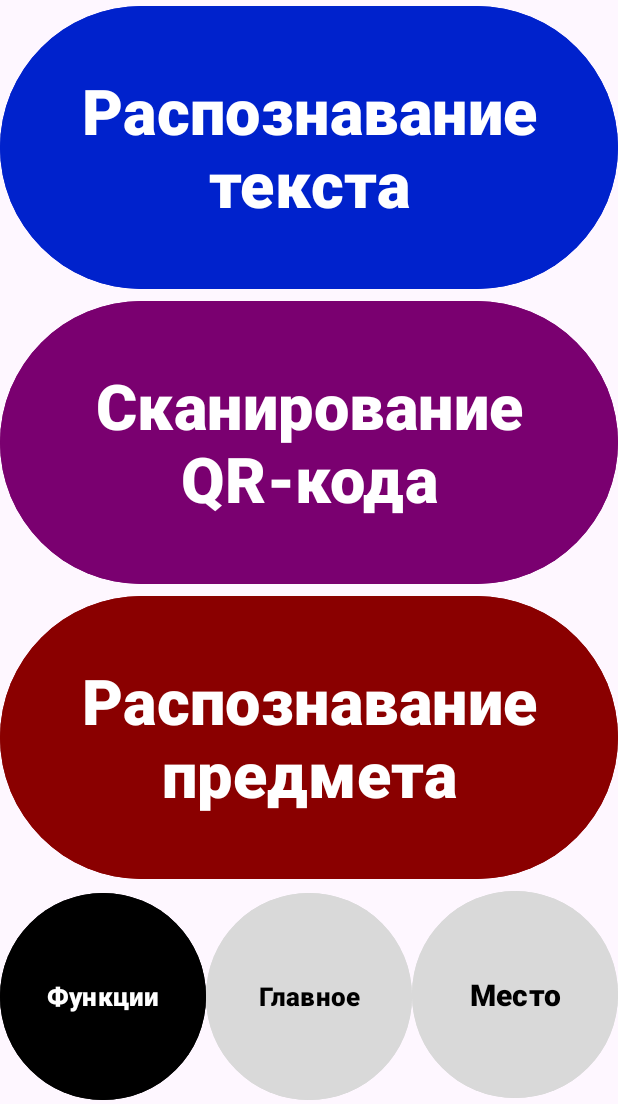
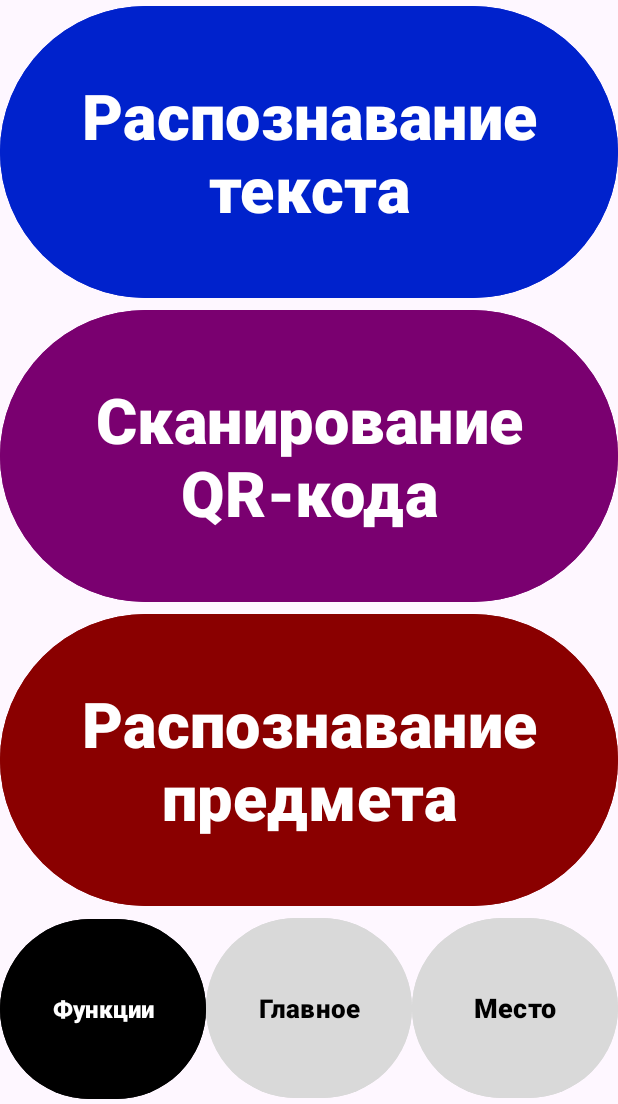
Before and after one commit to fghakadfg/tochka_opori, an Android app: the screen it shows after launch (FunctionActivity), after a tap on "Функции", on a phone screen of 412 x 824 dp, the part 132-1236 px from its top. Run offline under Robolectric (Android 15) with nearby library versions, the phone set to English and light mode, and no system bars; Roboto replaces fonts that are not available here; 2 statements that could not run were skipped.

Commit message:
заебок + 2 звука

```diff
--- a/app/src/main/java/com/example/tochka_test/MainActivity.kt
+++ b/app/src/main/java/com/example/tochka_test/MainActivity.kt
@@ -38,6 +38,12 @@ class MainActivity : AppCompatActivity(), GestureDetector.OnGestureListener {
     private lateinit var gestureDetector: GestureDetectorCompat
 
     private lateinit var audioManager: AudioManager
+
+    // Объявляем checkerFunc как статическую переменную в companion object
+    companion object {
+        var checkerFunc = true //для другого звук
+        var checkerPlace = true //для другого звук
+    }
 
     @SuppressLint("ClickableViewAccessibility", "SourceLockedOrientationActivity")
     override fun onCreate(savedInstanceState: Bundle?) {
@@ -158,7 +164,15 @@ class MainActivity : AppCompatActivity(), GestureDetector.OnGestureListener {
     private fun goFuncView() {
         mediaPlayer?.release()
         val intent = Intent(this@MainActivity, FunctionActivity::class.java)
-        intent.putExtra("soundResId", R.raw.go_function_raw)
+
+        // Проверяем значение checkerFunc
+        if (checkerFunc) {
+            intent.putExtra("soundResId", R.raw.go_function_raw)
+            checkerFunc = false // Меняем на false
+        } else {
+            intent.putExtra("soundResId", R.raw.go_function_raw_2)
+        }
+
         startActivity(intent)
         overridePendingTransition(R.anim.swipe_in_left, R.anim.swipe_out_right)
     }
@@ -166,7 +180,14 @@ class MainActivity : AppCompatActivity(), GestureDetector.OnGestureListener {
     private fun goPlaceView() {
         mediaPlayer?.release()
         val intent = Intent(this@MainActivity, PlaceActivity::class.java)
-        intent.putExtra("soundResId", R.raw.go_place_raw)
+
+        if (checkerPlace) {
+            intent.putExtra("soundResId", R.raw.go_place_raw)
+            checkerPlace = false // Меняем на false
+        } else {
+            intent.putExtra("soundResId", R.raw.go_place_raw_2)
+        }
+
         startActivity(intent)
         overridePendingTransition(R.anim.swipe_in_right, R.anim.swipe_out_left)
     }
@@ -202,7 +223,15 @@ class MainActivity : AppCompatActivity(), GestureDetector.OnGestureListener {
     private fun onSwipeRight() { //в окно с функциями местами
         mediaPlayer?.release()
         val intent = Intent(this@MainActivity, FunctionActivity::class.java)
-        intent.putExtra("soundResId", R.raw.go_function_raw)
+
+        // Проверяем значение checkerFunc
+        if (checkerFunc) {
+            intent.putExtra("soundResId", R.raw.go_function_raw)
+            checkerFunc = false // Меняем на false
+        } else {
+            intent.putExtra("soundResId", R.raw.go_function_raw_2)
+        }
+
         startActivity(intent)
         overridePendingTransition(R.anim.swipe_in_left, R.anim.swipe_out_right)
         isSwipe = true
@@ -211,7 +240,14 @@ class MainActivity : AppCompatActivity(), GestureDetector.OnGestureListener {
     private fun onSwipeLeft() { //в окно с местами
         mediaPlayer?.release()
         val intent = Intent(this@MainActivity, PlaceActivity::class.java)
-        intent.putExtra("soundResId", R.raw.go_place_raw)
+
+        if (checkerPlace) {
+            intent.putExtra("soundResId", R.raw.go_place_raw)
+            checkerPlace = false // Меняем на false
+        } else {
+            intent.putExtra("soundResId", R.raw.go_place_raw_2)
+        }
+
         startActivity(intent)
         overridePendingTransition(R.anim.swipe_in_right, R.anim.swipe_out_left)
         isSwipe = true
--- a/app/src/main/res/layout/activity_function.xml
+++ b/app/src/main/res/layout/activity_function.xml
@@ -62,8 +62,9 @@
 
     <LinearLayout
         android:id="@+id/buttonLayout"
-        android:layout_width="0dp"
-        android:layout_height="wrap_content"
+        android:layout_width="match_parent"
+        android:layout_height="128dp"
+        android:layout_weight="1"
         android:orientation="horizontal"
         app:layout_constraintBottom_toBottomOf="parent"
         app:layout_constraintEnd_toEndOf="parent"
@@ -71,19 +72,19 @@
 
         <Button
             android:id="@+id/buttonFunction2"
-            android:layout_width="0dp"
-            android:layout_height="146dp"
+            android:layout_width="match_parent"
+            android:layout_height="128dp"
             android:layout_weight="1"
             android:backgroundTint="#000000"
             android:textColor="#FFFFFF"
             android:text="Функции"
-            android:textSize="17sp"
+            android:textSize="16sp"
             android:textStyle="bold" />
 
         <Button
             android:id="@+id/buttonMain2"
-            android:layout_width="0dp"
-            android:layout_height="146dp"
+            android:layout_width="match_parent"
+            android:layout_height="128dp"
             android:layout_weight="1"
             android:backgroundTint="#d9d9d9"
             android:textColor="#000000"
@@ -93,13 +94,13 @@
 
         <Button
             android:id="@+id/buttonPlace2"
-            android:layout_width="0dp"
-            android:layout_height="146dp"
+            android:layout_width="match_parent"
+            android:layout_height="128dp"
             android:layout_weight="1"
             android:backgroundTint="#d9d9d9"
             android:textColor="#000000"
             android:text="Место"
-            android:textSize="20sp"
+            android:textSize="18sp"
             android:textStyle="bold" />
     </LinearLayout>
 
```
Also changed, not shown: app/src/main/res/layout/activity_main.xml (+6 -6 lines), app/src/main/res/layout/activity_place.xml (+8 -8 lines), app/src/main/res/layout/list_place.xml (+8 -7 lines), 2 other files.
